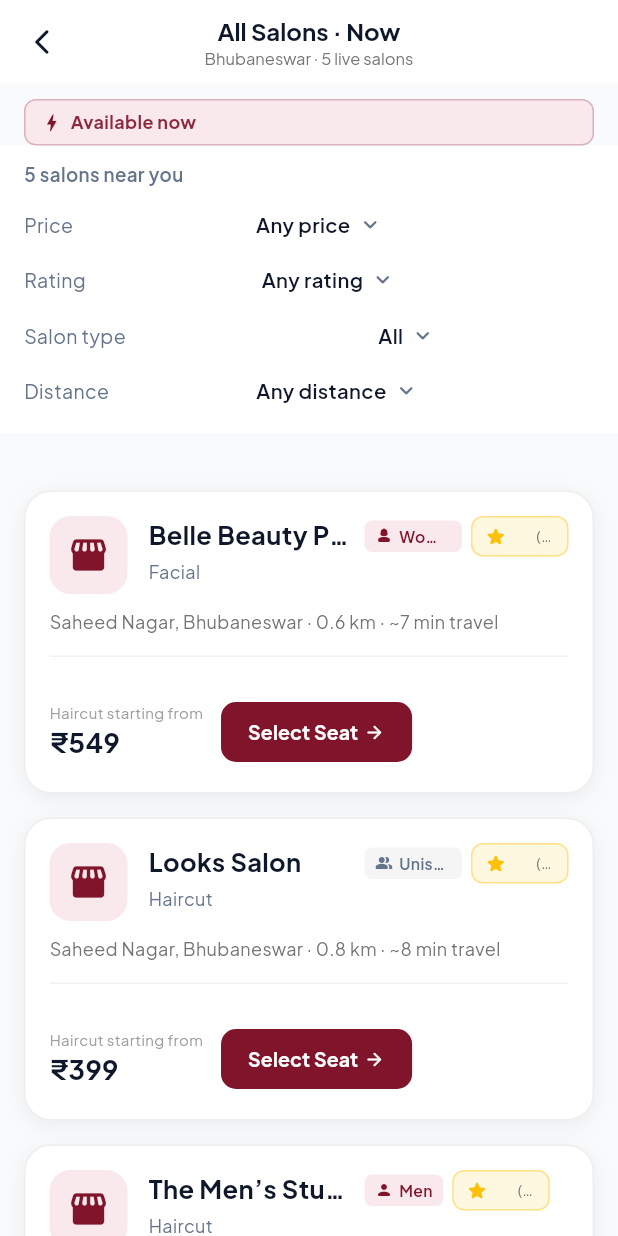
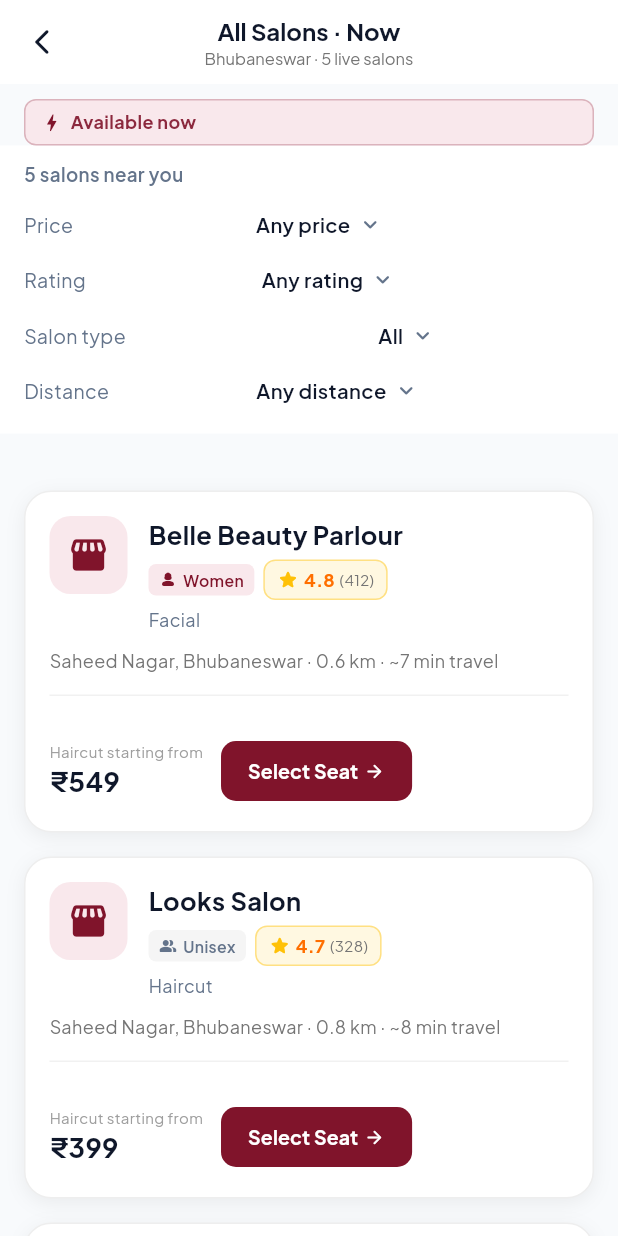
Before and after one commit to IshaNayal/ZALONO-consumer-app, a Flutter app: the SalonListScreen screen opened directly, on a phone screen of 412 x 824 dp. Run offline on Flutter 3.47's test engine with Material 3 defaults, Android fonts, the phone set to English and light mode, and no system bars; our stand-ins replace google_fonts, shared_preferences; accounts and stored records are empty; network calls fail.

Commit message:
Show the full gender tag label and rating on salon result cards

```diff
--- a/flutter_zalono/lib/components/consumer/salon_gender_tag.dart
+++ b/flutter_zalono/lib/components/consumer/salon_gender_tag.dart
@@ -8,12 +8,9 @@
 /// show the same thing. Colours stay inside the Zalono palette — the icon and
 /// label carry the meaning rather than introducing new hues.
 class SalonGenderTag extends StatelessWidget {
-  const SalonGenderTag({super.key, required this.gender, this.compact = false});
+  const SalonGenderTag({super.key, required this.gender});
 
   final SalonGender gender;
-
-  /// Drops the label, leaving just the icon.
-  final bool compact;
 
   static IconData iconFor(SalonGender gender) {
     switch (gender) {
@@ -37,35 +34,28 @@
         isUnisex ? ZalonoTheme.textMuted : ZalonoTheme.primaryBurgundy;
 
     return Container(
-      padding: EdgeInsets.symmetric(
-        horizontal: compact ? 5 : 7,
-        vertical: compact ? 2 : 3,
-      ),
+      padding: const EdgeInsets.symmetric(horizontal: 7, vertical: 3),
       decoration: BoxDecoration(
         color: background,
         borderRadius: BorderRadius.circular(5),
       ),
+      // No flex and no ellipsis on the label: the tag is sized to its content
+      // and callers that might run out of room wrap it onto the next line
+      // rather than clipping it.
       child: Row(
         mainAxisSize: MainAxisSize.min,
         children: [
-          Icon(iconFor(gender), size: compact ? 11 : 12, color: foreground),
-          if (!compact) ...[
+          Icon(iconFor(gender), size: 12, color: foreground),
           const SizedBox(width: 4),
-            // Flexible so the tag can ellipsize inside a tight row rather than
-            // forcing the card to overflow on narrow screens.
-            Flexible(
-              child: Text(
+          Text(
             gender.label,
             maxLines: 1,
-                overflow: TextOverflow.ellipsis,
             style: TextStyle(
               fontSize: 10.5,
               fontWeight: FontWeight.w600,
               color: foreground,
             ),
           ),
-            ),
-          ],
         ],
       ),
     );
--- a/flutter_zalono/lib/screens/consumer/salon_list_screen.dart
+++ b/flutter_zalono/lib/screens/consumer/salon_list_screen.dart
@@ -257,26 +257,89 @@
                         // gender tag row too narrow and overflowing.
                         crossAxisAlignment: CrossAxisAlignment.stretch,
                         children: [
-                          Row(
+                          Text(
+                            salon.name,
+                            maxLines: 1,
+                            overflow: TextOverflow.ellipsis,
+                            style: const TextStyle(
+                              fontSize: 17,
+                              fontWeight: FontWeight.bold,
+                              color: ZalonoTheme.textDark,
+                            ),
+                          ),
+                          const SizedBox(height: 5),
+                          // Gender tag and rating get a row of their own.
+                          //
+                          // They used to share the name's row as flex siblings,
+                          // which left each of them roughly 40px and clipped
+                          // "Unisex" and "4.8 (204)" mid-word. Neither is a flex
+                          // child here and the pair sits in a Wrap, so both are
+                          // measured at full size and simply reflow to a second
+                          // line when the column is narrow or the text scale is
+                          // large — never truncated.
+                          Wrap(
+                            spacing: 6,
+                            runSpacing: 4,
+                            crossAxisAlignment: WrapCrossAlignment.center,
                             children: [
-                              Flexible(
-                                child: Text(
-                                  salon.name,
-                                  overflow: TextOverflow.ellipsis,
-                                  style: const TextStyle(
-                                    fontSize: 17,
-                                    fontWeight: FontWeight.bold,
-                                    color: ZalonoTheme.textDark,
+                              SalonGenderTag(gender: salon.gender),
+                              Container(
+                                padding: const EdgeInsets.symmetric(
+                                  horizontal: 8,
+                                  vertical: 4,
+                                ),
+                                decoration: BoxDecoration(
+                                  color: Colors.amber.shade50,
+                                  borderRadius: BorderRadius.circular(8),
+                                  border: Border.all(
+                                    color: Colors.amber.shade200,
                                   ),
+                                ),
+                                // Wrap, not Row: at 2x text scale on a 320px
+                                // phone the pill needs more width than the
+                                // column has, and a Row would either clip the
+                                // count or overflow. This drops the count to
+                                // its own line instead.
+                                child: Wrap(
+                                  spacing: 3,
+                                  runSpacing: 0,
+                                  crossAxisAlignment: WrapCrossAlignment.center,
+                                  children: [
+                                    Row(
+                                      mainAxisSize: MainAxisSize.min,
+                                      children: [
+                                        const Icon(
+                                          Icons.star_rounded,
+                                          size: 15,
+                                          color: Colors.amber,
+                                        ),
+                                        const SizedBox(width: 3),
+                                        Text(
+                                          '${salon.rating}',
+                                          maxLines: 1,
+                                          style: TextStyle(
+                                            fontSize: 12,
+                                            fontWeight: FontWeight.bold,
+                                            color: Colors.amber.shade900,
+                                          ),
+                                        ),
+                                      ],
+                                    ),
+                                    Text(
+                                      '(${salon.reviewsCount})',
+                                      maxLines: 1,
+                                      style: TextStyle(
+                                        fontSize: 10,
+                                        color: Colors.grey.shade600,
+                                      ),
+                                    ),
+                                  ],
                                 ),
                               ),
                             ],
                           ),
                           const SizedBox(height: 5),
-                          // The name column is narrow here (the rating badge
-                          // takes the rest of the card row), so only the
-                          // service-agnostic details stay in it. The gender
-                          // tag and location line live below, full width.
+                          // Service-agnostic detail line.
                           Text(
                             salon.services.isEmpty
                                 ? 'Salon services'
@@ -291,89 +354,13 @@
                         ],
                       ),
                     ),
-
-                    const SizedBox(width: 8),
-
-                    // Gender tag and rating share this trailing row.
-                    //
-                    // Flexible + ellipsis throughout: when these were rigid they
-                    // stole the row's width from the Expanded above, collapsing
-                    // it to zero and blowing the card up to ~1300px tall on
-                    // narrow phones at large text scales.
-                    Flexible(
-                      child: Row(
-                        mainAxisSize: MainAxisSize.min,
-                        mainAxisAlignment: MainAxisAlignment.end,
-                        children: [
-                          Flexible(
-                            child: SalonGenderTag(
-                              gender: salon.gender,
-                              // On narrow phones the trailing row cannot fit
-                              // the full label, and an ellipsized "Unis…" reads
-                              // worse than the icon alone.
-                              compact: MediaQuery.sizeOf(context).width < 380,
-                            ),
-                          ),
-                          const SizedBox(width: 6),
-                          Flexible(
-                            child: Container(
-                              padding: const EdgeInsets.symmetric(
-                                horizontal: 8,
-                                vertical: 4,
-                              ),
-                              decoration: BoxDecoration(
-                                color: Colors.amber.shade50,
-                                borderRadius: BorderRadius.circular(8),
-                                border: Border.all(
-                                  color: Colors.amber.shade200,
-                                ),
-                              ),
-                              child: Row(
-                                mainAxisSize: MainAxisSize.min,
-                                children: [
-                                  const Icon(
-                                    Icons.star_rounded,
-                                    size: 15,
-                                    color: Colors.amber,
-                                  ),
-                                  const SizedBox(width: 3),
-                                  Flexible(
-                                    child: Text(
-                                      '${salon.rating}',
-                                      maxLines: 1,
-                                      overflow: TextOverflow.ellipsis,
-                                      style: TextStyle(
-                                        fontSize: 12,
-                                        fontWeight: FontWeight.bold,
-                                        color: Colors.amber.shade900,
-                                      ),
-                                    ),
-                                  ),
-                                  Flexible(
-                                    child: Text(
-                                      ' (${salon.reviewsCount})',
-                                      maxLines: 1,
-                                      overflow: TextOverflow.ellipsis,
-                                      style: TextStyle(
-                                        fontSize: 10,
-                                        color: Colors.grey.shade600,
-                                      ),
-                                    ),
-                                  ),
-                                ],
-                              ),
-                            ),
-                          ),
-                        ],
-                      ),
-                    ),
                   ],
                 ),
 
                 const SizedBox(height: 10),
 
-                // Where the salon is. The gender tag lives up in the trailing
-                // row beside the rating, so it is not repeated here.
+                // Where the salon is. The gender tag has a row of its own
+                // above the name, so it is not repeated here.
                 Text(
                   '${salon.area} · '
                   '${salon.distanceKm} km · '
```
Also changed, not shown: 1 other file. Lines whose indentation alone changed are shown as unchanged.
